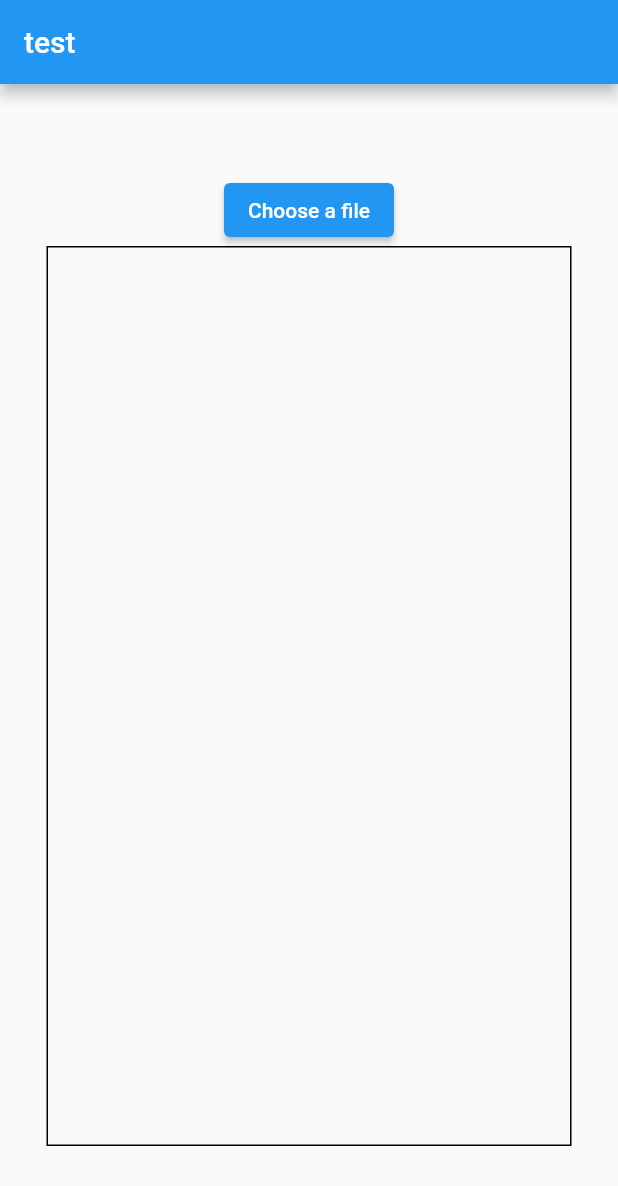
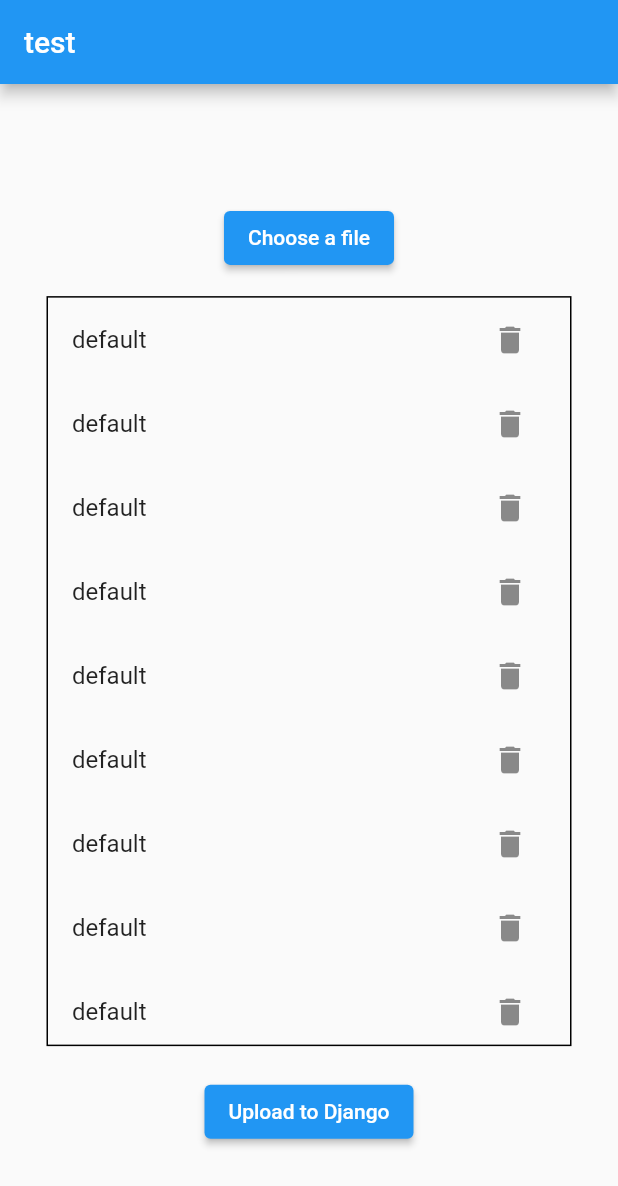
Before and after one commit to hayeon0106/nugunyaneon_backend, a Flutter app: the screen it shows after launch, after a tap on "Choose a file", on a phone screen of 412 x 824 dp. Shown: the top 1186 px of the screen. Run offline on Flutter 3.47's test engine with Material 2 defaults, Android fonts, the phone set to English and light mode, and no system bars; our stand-ins replace dio, file_picker.

Commit message:
finished develope upload_screen

```diff
--- a/lib/main.dart
+++ b/lib/main.dart
@@ -6,6 +6,8 @@ void main() {
 }
 
 class MyApp extends StatelessWidget {
+  const MyApp({Key? key}) : super(key: key);
+
   @override
   Widget build(BuildContext context) {
     return MaterialApp(
--- a/lib/screen/screen_upload.dart
+++ b/lib/screen/screen_upload.dart
@@ -2,7 +2,6 @@ import 'package:file_picker/file_picker.dart';
 import 'package:flutter/material.dart';
 import 'package:dio/dio.dart';
 import 'package:flutter/foundation.dart';
-import 'dart:async';
 import 'package:path_provider/path_provider.dart';
 import 'dart:io';
 
@@ -17,10 +16,17 @@ class MyHomePage extends StatefulWidget {
 
 class _MyHomePageState extends State<MyHomePage> {
   // 파일을 저장할 공간
-  final PlatformFile _file = PlatformFile(name: 'defalut', size: 0);
+  PlatformFile file = PlatformFile(name: 'default', size: 300);
 
   @override
   Widget build(BuildContext context) {
+    Size screenSize = MediaQuery.of(context).size;
+
+    double width = screenSize.width;
+    double height = screenSize.height;
+
+    var center = TextAlign.center;
+
     return Scaffold(
       appBar: AppBar(
         title: Text("test"),
@@ -28,20 +34,35 @@ class _MyHomePageState extends State<MyHomePage> {
       body: Center(
         child: Column(
           mainAxisAlignment: MainAxisAlignment.center,
+          crossAxisAlignment: CrossAxisAlignment.center,
           children: <Widget>[
-            ElevatedButton(
+            Padding(
+              padding: EdgeInsets.all(width * 0.024),
+            ),
+            Container(
+              padding: EdgeInsets.only(bottom: width * 0.036),
+              child: Center(
+                child: ElevatedButton(
                   onPressed: () async {
                     print("사진 추가");
                     FilePickerResult? result =
                         await FilePicker.platform.pickFiles();
 
+//----------------- 음성 파일 입력 받는 부분 -----------------//
+// file 변수에 있는 데이터를 백에서 처리
                     if (result != null) {
-                  //paths = result.files.single.path;
-                  //String str_path = paths.toString();
-                  //File file = File(str_path);
+                      file = result.files.first;
+
+                      print(file.name);
+                      print(file.bytes);
+                      print(file.size);
+                      print(file.extension);
+                      print(file.path);
                     } else {}
                   },
                   child: Text("Choose a file"),
+                ),
+              ),
             ),
             Container(
               decoration: BoxDecoration(
@@ -50,8 +71,36 @@ class _MyHomePageState extends State<MyHomePage> {
                 ),
               ),
               width: 350,
-              height: 600,
+              height: 500,
+              child: Center(
+                child: Scrollbar(
+                  child: ListView.builder(
+                    itemBuilder: (BuildContext contest, int index) {
+                      return file == null
+                          ? const ListTile(title: Text("파일을 업로드 해주세요."))
+                          : ListTile(
+                              title: Text(file.name),
+                              trailing: IconButton(
+                                icon: const Icon(Icons.delete),
+                                onPressed: () {
+                                  setState(() {});
+                                },
                               ),
+                            );
+                    },
+                  ),
+                ),
+              ),
+            ),
+            Padding(
+              padding: EdgeInsets.only(bottom: width * 0.048),
+            ),
+            Container(
+              child: ElevatedButton(
+                onPressed: () {},
+                child: Text("Upload to Django"),
+              ),
+            )
           ],
         ),
       ),
```
Also changed, not shown: 2 other files. Lines whose indentation alone changed are shown as unchanged.
